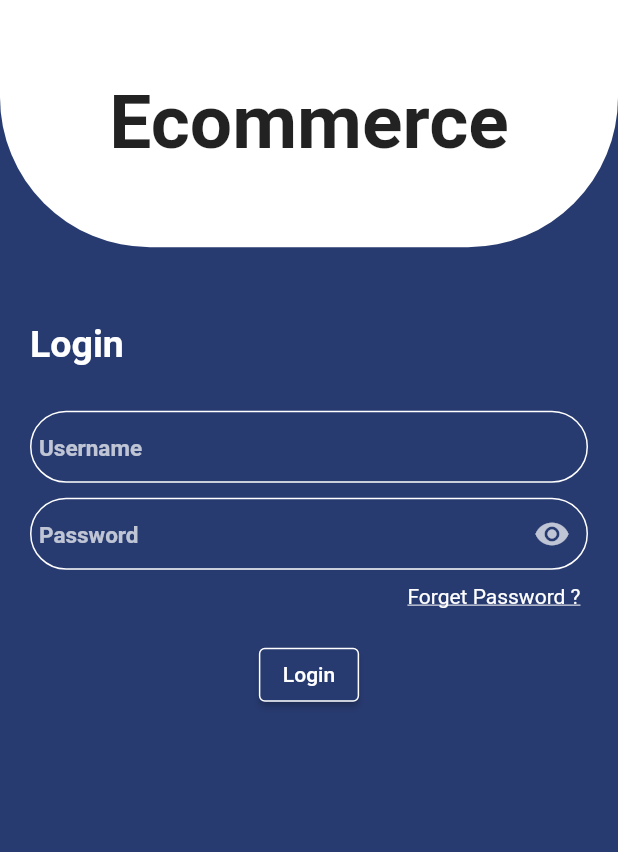
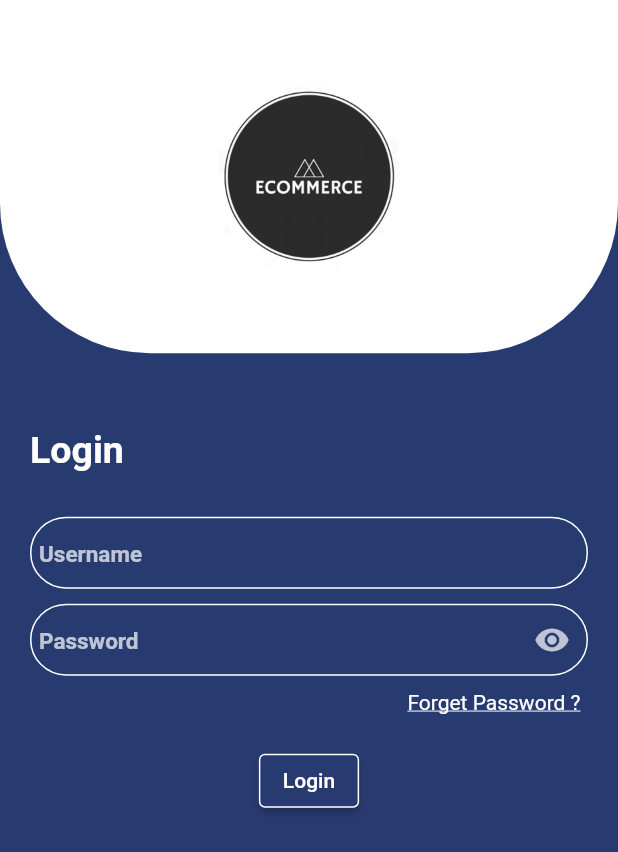
Before and after one commit to bajpaiVivek/e-commerce, a Flutter app: the screen it shows after launch, on a phone screen of 412 x 824 dp. Shown: the top 852 px of the screen. Run offline on Flutter 3.47's test engine with Material 2 defaults, Android fonts, the phone set to English and light mode, and no system bars; drawn by our look-alikes of snippet_coder_utils; our stand-ins replace shared_preferences.

Commit message:
some changes

```diff
--- a/lib/screens/login_screen.dart
+++ b/lib/screens/login_screen.dart
@@ -81,7 +81,7 @@ class _LoginScreenState extends State<LoginScreen> {
         children: [
           Container(
             width: MediaQuery.of(context).size.width,
-            height: MediaQuery.of(context).size.height / 5,
+            height: MediaQuery.of(context).size.height / 3.5,
             decoration: const BoxDecoration(
                 gradient: LinearGradient(
                   begin: Alignment.topCenter,
@@ -95,15 +95,17 @@ class _LoginScreenState extends State<LoginScreen> {
                   bottomLeft: Radius.circular(100),
                   bottomRight: Radius.circular(100),
                 )),
-            child: const Column(
+            child: Column(
               mainAxisAlignment: MainAxisAlignment.center,
               children: [
                 Align(
                     alignment: Alignment.center,
-                    child: Text(
-                      "Ecommerce",
-                      style:
-                          TextStyle(fontSize: 50, fontWeight: FontWeight.bold),
+                    child: Container(
+                      child: Image.asset(
+                        "assets/images/ecommerce.png",
+                        width: 120,
+                        fit: BoxFit.contain,
+                      ),
                     ))
               ],
             ),
--- a/pubspec.yaml
+++ b/pubspec.yaml
@@ -12,6 +12,7 @@ dependencies:
   http: ^0.13.5
   shared_preferences: ^2.0.18
   snippet_coder_utils: ^1.0.15
+  flutter_secure_storage: ^9.0.0
 
 dev_dependencies:
   flutter_test:
@@ -20,8 +21,8 @@ dev_dependencies:
 
 flutter:
   uses-material-design: true
-  # assets:
-  #  - images/
+  assets:
+   - assets/images/
   # fonts:
   #   - family: Schyler
   #     fonts:
```
Also changed, not shown: assets/images/ecommerce.png (added).
